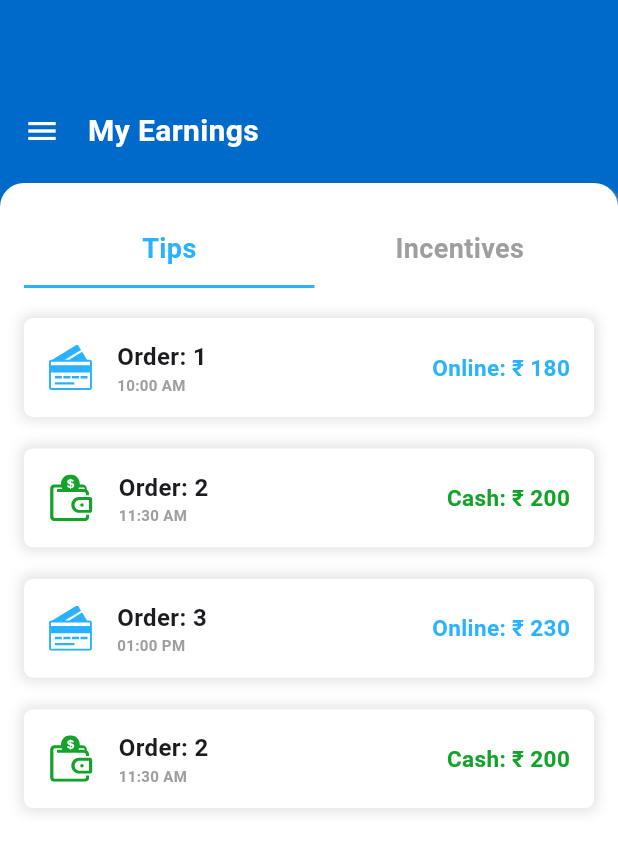
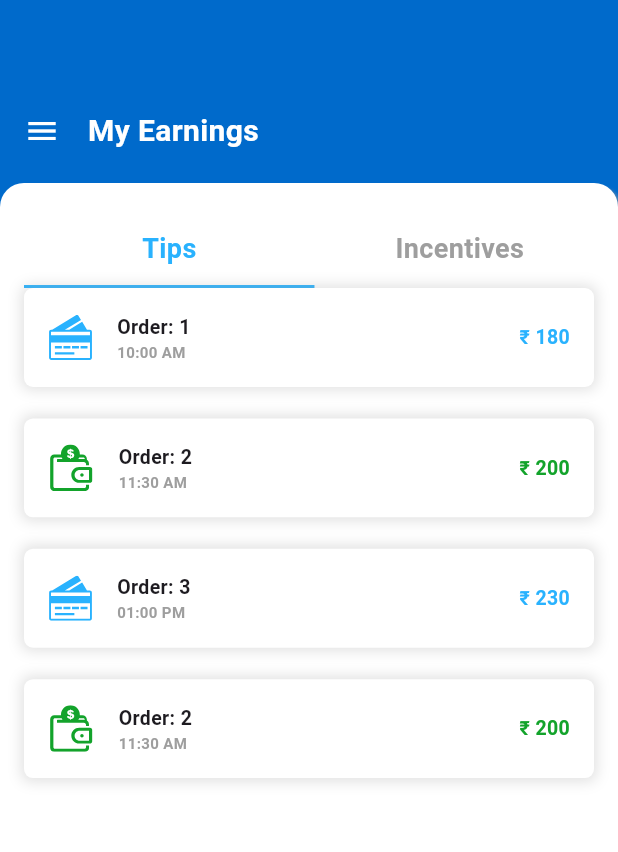
Before and after one commit to ankitmehra125/Cleaneo_Driver, a Flutter app: the HomePage screen opened directly, after a tap on the "menu" icon, after a tap on "Delivery", after a tap on "My Earnings", on a phone screen of 412 x 824 dp. Shown: the top 852 px of the screen. Run offline on Flutter 3.47's test engine with Material 3 defaults, Android fonts, the phone set to English and light mode, and no system bars; our stand-ins replace camera, country_code_picker, device_preview, dotted_line, flutter_profile_picture, flutter_rating_bar and 5 more.

Commit message:
driver app updated on 20 march

```diff
--- a/lib/Home/Home_/Home.dart
+++ b/lib/Home/Home_/Home.dart
@@ -170,12 +170,12 @@ class _HomePageState extends State<HomePage> {
                               status ? 'Online' : 'Offline',
                               style: TextStyle(
                                 color: Colors.white,
-                                fontSize: 17
+                                fontSize: 15
                               ),
                             ),
                             SizedBox(width: mQuery.size.width*0.012,),
                             Transform.scale(
-                              scale: 0.9,
+                              scale: 0.7,
                               child: Switch(
                                 value: status,
                                 activeTrackColor: Colors.white,
@@ -234,20 +234,11 @@ class _HomePageState extends State<HomePage> {
             Expanded(
               child: ListView(
                 children: [
-                  GridView.builder(
-                    shrinkWrap: true,
-                    physics: const NeverScrollableScrollPhysics(),
-                    gridDelegate:
-                        const SliverGridDelegateWithFixedCrossAxisCount(
-                      crossAxisCount: 2,
-                      crossAxisSpacing: 1,
-                      mainAxisSpacing: 20,
-                    ),
-                    itemBuilder: (BuildContext context, int index) {
+                  Row(
+                    children: List.generate(gridItems1.length, (index) {
                       var item = gridItems1[index];
-                      return Stack(
-                        children: [
-                          GestureDetector(
+                      return Expanded(
+                        child: GestureDetector(
                           onTap: () {
                             Navigator.push(
                               context,
@@ -257,14 +248,13 @@ class _HomePageState extends State<HomePage> {
                             );
                           },
                           child: Container(
-                              width: mQuery.size.width * 0.45,
-                              height: mQuery.size.height * 0.35,
-                              margin:
-                                  const EdgeInsets.symmetric(horizontal: 12),
-                              padding: EdgeInsets.only(
-                                  top: mQuery.size.height * 0.046),
+                            width: mQuery.size.width*0.4,
+                            height: mQuery.size.height*0.14,
+                            margin: EdgeInsets.symmetric(
+                              horizontal: 20
+                            ),
                             decoration: BoxDecoration(
-                                borderRadius: BorderRadius.circular(16),
+                              borderRadius: BorderRadius.circular(12),
                               color: Colors.white,
                               boxShadow: [
                                 BoxShadow(
@@ -279,54 +269,29 @@ class _HomePageState extends State<HomePage> {
                               mainAxisAlignment: MainAxisAlignment.center,
                               children: [
                                 SizedBox(
-                                    width: 85,
-                                    height: 85,
+                                  width: mQuery.size.width * 0.15,
+                                  height: mQuery.size.height * 0.07,
                                   child: Image.asset(
                                     item["image"],
                                   ),
                                 ),
-                                  SizedBox(height: mQuery.size.height * 0.01),
+                                SizedBox(height: mQuery.size.height * 0.006),
                                 Text(
                                   item["text"],
                                   style: TextStyle(
-                                        fontSize: mQuery.size.height * 0.02,
-                                        fontFamily: 'PoppinsSemiBold'),
+                                    fontSize: mQuery.size.height * 0.014,
+                                    fontFamily: 'PoppinsSemiBold',
+                                  ),
                                 ),
                               ],
                             ),
                           ),
                         ),
-                          Positioned(
-                            top: mQuery.size.height * 0.01,
-                            right: mQuery.size.width * 0.05,
-                            child: Container(
-                              width: 22,
-                              height: 22,
-                              decoration: BoxDecoration(
-                                shape: BoxShape.circle,
-                                color: item["text"] == "Pickup"
-                                    ? Colors.green
-                                    : Colors.red,
+                      );
+                    }),
                   ),
-                              child: Center(
-                                child: Text(
-                                  item["text"] == "Pickup"
-                                      ? "3"
-                                      : "2", // Can be dynamic using map
-                                  style: TextStyle(
-                                      fontSize: mQuery.size.height * 0.013,
-                                      fontFamily: 'PoppinsBold',
-                                      color: Colors.white),
-                                ),
-                              ),
-                            ),
-                          ),
-                        ],
-                      );
-                    },
-                    itemCount: gridItems1.length,
-                  ),
-                  SizedBox(height: mQuery.size.height * 0.028),
+
+                  SizedBox(height: mQuery.size.height * 0.04),
                   GestureDetector(
                     onTap: () {
                       Navigator.push(
@@ -336,10 +301,10 @@ class _HomePageState extends State<HomePage> {
                       );
                     },
                     child: Padding(
-                      padding: const EdgeInsets.symmetric(horizontal: 16.0),
+                      padding: const EdgeInsets.symmetric(horizontal: 24),
                       child: Container(
                         width: double.infinity,
-                        height: mQuery.size.height * 0.065,
+                        height: mQuery.size.height * 0.06,
                         decoration: BoxDecoration(
                             color: const Color(0xff29b2fe),
                             borderRadius: BorderRadius.circular(20)),
@@ -350,8 +315,8 @@ class _HomePageState extends State<HomePage> {
                             children: [
                               SvgPicture.asset(
                                 "assets/route.svg",
-                                width: mQuery.size.width * 0.035,
-                                height: mQuery.size.height * 0.035,
+                                width: mQuery.size.width * 0.03,
+                                height: mQuery.size.height * 0.026,
                               ),
                               const SizedBox(
                                 width: 10.0,
@@ -359,7 +324,7 @@ class _HomePageState extends State<HomePage> {
                               Text(
                                 "Start Trip",
                                 style: TextStyle(
-                                    fontSize: mQuery.size.height * 0.022,
+                                    fontSize: mQuery.size.height * 0.018,
                                     color: Colors.white,
                                     fontFamily: 'PoppinsSemiBold'),
                               ),
@@ -369,37 +334,30 @@ class _HomePageState extends State<HomePage> {
                       ),
                     ),
                   ),
-                  SizedBox(height: mQuery.size.height * 0.028),
+                  SizedBox(height: mQuery.size.height * 0.04),
 
                   //second
-                  GridView.builder(
-                    shrinkWrap: true,
-                    physics: const NeverScrollableScrollPhysics(),
-                    gridDelegate:
-                        const SliverGridDelegateWithFixedCrossAxisCount(
-                      crossAxisCount: 2,
-                      crossAxisSpacing: 1,
-                      mainAxisSpacing: 20,
-                    ),
-                    itemBuilder: (BuildContext context, int index) {
-                      var item = gridItems2[index];
-                      return GestureDetector(
+                  Row(
+                    mainAxisAlignment: MainAxisAlignment.center,
+                    children: [
+                      Expanded(
+                        child: GestureDetector(
                           onTap: () {
                             Navigator.push(
                               context,
                               MaterialPageRoute(
-                              builder: (context) => _pages2[index],
+                                builder: (context) => _pages2[0],
                               ),
                             );
                           },
                           child: Container(
-                          width: mQuery.size.width * 0.45,
-                          height: mQuery.size.height * 0.35,
-                          margin: const EdgeInsets.symmetric(horizontal: 12),
-                          padding:
-                              EdgeInsets.only(top: mQuery.size.height * 0.046),
+                            width: mQuery.size.width*0.4,
+                            height: mQuery.size.height*0.14,
+                            margin: EdgeInsets.symmetric(
+                              horizontal: 20
+                            ),
                             decoration: BoxDecoration(
-                            borderRadius: BorderRadius.circular(16),
+                              borderRadius: BorderRadius.circular(12),
                               color: Colors.white,
                               boxShadow: [
                                 BoxShadow(
@@ -414,17 +372,17 @@ class _HomePageState extends State<HomePage> {
                               mainAxisAlignment: MainAxisAlignment.center,
                               children: [
                                 SizedBox(
-                                width: 75,
-                                height: 75,
+                                  width: mQuery.size.width * 0.15,
+                                  height: mQuery.size.height * 0.05,
                                   child: Image.asset(
-                                  item["image"],
+                                    gridItems2[0]["image"],
                                   ),
                                 ),
-                              SizedBox(height: mQuery.size.height * 0.02),
+                                SizedBox(height: mQuery.size.height * 0.006),
                                 Text(
-                                item["text"],
+                                  gridItems2[0]["text"],
                                   style: TextStyle(
-                                  fontSize: mQuery.size.height * 0.02,
+                                    fontSize: mQuery.size.height * 0.014,
                                     fontFamily: 'PoppinsSemiBold',
                                   ),
                                 ),
@@ -436,26 +394,96 @@ class _HomePageState extends State<HomePage> {
                                   height: mQuery.size.height * 0.022,
                                   decoration: const BoxDecoration(
                                     color: Colors.blue,
-                                  borderRadius:
-                                      BorderRadius.all(Radius.circular(50.0)),
+                                    borderRadius: BorderRadius.all(Radius.circular(50.0)),
                                   ),
                                   child: Center(
                                     child: Text(
-                                    item["earnings"],
+                                      gridItems2[0]["earnings"],
                                       style: TextStyle(
                                         fontSize: mQuery.size.height * 0.012,
                                         fontFamily: 'PoppinsSemiBold',
-                                        color: Colors.white),
+                                        color: Colors.white,
+                                      ),
                                     ),
                                   ),
                                 ),
                               ],
                             ),
                           ),
+                        ),
+                      ),
+                      Expanded(
+                        child: GestureDetector(
+                          onTap: () {
+                            Navigator.push(
+                              context,
+                              MaterialPageRoute(
+                                builder: (context) => _pages2[1],
+                              ),
                             );
                           },
-                    itemCount: gridItems2.length,
+                          child: Container(
+                            height: mQuery.size.height*0.14,
+                            margin: EdgeInsets.symmetric(
+                              horizontal: 20
                             ),
+                            decoration: BoxDecoration(
+                              borderRadius: BorderRadius.circular(12),
+                              color: Colors.white,
+                              boxShadow: [
+                                BoxShadow(
+                                  color: Colors.grey.withOpacity(0.5),
+                                  spreadRadius: 2,
+                                  blurRadius: 10,
+                                  offset: const Offset(0, 0),
+                                ),
+                              ],
+                            ),
+                            child: Column(
+                              mainAxisAlignment: MainAxisAlignment.center,
+                              children: [
+                                SizedBox(
+                                  width: mQuery.size.width * 0.15,
+                                  height: mQuery.size.height * 0.05,
+                                  child: Image.asset(
+                                    gridItems2[1]["image"],
+                                  ),
+                                ),
+                                SizedBox(height: mQuery.size.height * 0.006),
+                                Text(
+                                  gridItems2[1]["text"],
+                                  style: TextStyle(
+                                    fontSize: mQuery.size.height * 0.014,
+                                    fontFamily: 'PoppinsSemiBold',
+                                  ),
+                                ),
+
+                                Container(
+                                  width: mQuery.size.width * 0.13,
+                                  height: mQuery.size.height * 0.022,
+                                  decoration: const BoxDecoration(
+                                    color: Colors.blue,
+                                    borderRadius: BorderRadius.all(Radius.circular(50.0)),
+                                  ),
+                                  child: Center(
+                                    child: Text(
+                                      gridItems2[1]["earnings"],
+                                      style: TextStyle(
+                                        fontSize: mQuery.size.height * 0.012,
+                                        fontFamily: 'PoppinsSemiBold',
+                                        color: Colors.white,
+                                      ),
+                                    ),
+                                  ),
+                                ),
+                              ],
+                            ),
+                          ),
+                        ),
+                      ),
+                    ],
+                  ),
+
                   SizedBox(height: mQuery.size.height * 0.03),
                 ],
               ),
--- a/lib/Home/MyEarnings/Components/RowofThreeText.dart
+++ b/lib/Home/MyEarnings/Components/RowofThreeText.dart
@@ -148,7 +148,7 @@ class _MyEarningstabsState extends State<MyEarningstabs> {
             ),
           ),
         ),
-        const SizedBox(height: 20),
+        // const SizedBox(height: 20),
         Expanded(
           child: ListView.builder(
             itemCount: _tabData[_selectedIndex][0]["orders"]!.length,
@@ -200,7 +200,7 @@ class _MyEarningstabsState extends State<MyEarningstabs> {
                             Text(
                               'Order: ${order["orderNumber"]}',
                               style: const TextStyle(
-                                  fontSize: 16.0, fontWeight: FontWeight.w600),
+                                  fontSize: 13.0, fontWeight: FontWeight.w600),
                             ),
                             // SizedBox(height: 5.0),
                             Text(
@@ -215,17 +215,17 @@ class _MyEarningstabsState extends State<MyEarningstabs> {
                         const Spacer(),
                         if (order["onlineMode"] == "Yes")
                           Text(
-                            'Online: ${order["earning"]}',
+                            '${order["earning"]}',
                             style: const TextStyle(
-                                fontSize: 15.0,
+                                fontSize: 13.0,
                                 fontWeight: FontWeight.w600,
                                 color: Color(0xFF29B2FE)),
                           ),
                         if (order["onlineMode"] == "No")
                           Text(
-                            'Cash: ${order["earning"]}',
+                            '${order["earning"]}',
                             style: const TextStyle(
-                                fontSize: 15.0,
+                                fontSize: 13.0,
                                 fontWeight: FontWeight.w600,
                                 color: Color(0xFF13A32B)),
                           ),
--- a/lib/Home/Pickup/Components/Rowof2Text.dart
+++ b/lib/Home/Pickup/Components/Rowof2Text.dart
@@ -132,7 +132,7 @@ class _PickupTwoTextState extends State<PickupTwoText> {
                    },
                    child: Container(
                      width: double.infinity,
-                     height: mQuery.size.height * 0.26,
+                     height: mQuery.size.height * 0.28,
                      decoration: BoxDecoration(
                        borderRadius: BorderRadius.circular(6),
                        color: Colors.white,
@@ -299,7 +299,7 @@ class _PickupTwoTextState extends State<PickupTwoText> {
                     },
                     child: Container(
                       width: double.infinity,
-                      height: mQuery.size.height * 0.26,
+                      height: mQuery.size.height * 0.28,
                       decoration: BoxDecoration(
                         borderRadius: BorderRadius.circular(6),
                         color: Colors.white,
@@ -493,7 +493,7 @@ class _PickupTwoTextState extends State<PickupTwoText> {
                           }));
                         },
                         child: Container(
-                            height: mQuery.size.height * 0.28,
+                            height: mQuery.size.height * 0.26,
                             margin: const EdgeInsets.only(bottom: 21.0),
                             decoration: BoxDecoration(
                               borderRadius: BorderRadius.circular(6),
```
Also changed, not shown: lib/Home/Delivery/Components/RowText.dart (+36 -6 lines), lib/Home/Ledger/Ledger.dart (+11 -11 lines), lib/Home/Pickup/Components/pendingDetailsPage.dart (+145 -142 lines), lib/Home/Pickup/Components/rating_page.dart (+15 -6 lines), lib/main.dart (+7 -4 lines). Lines whose indentation alone changed are shown as unchanged.
